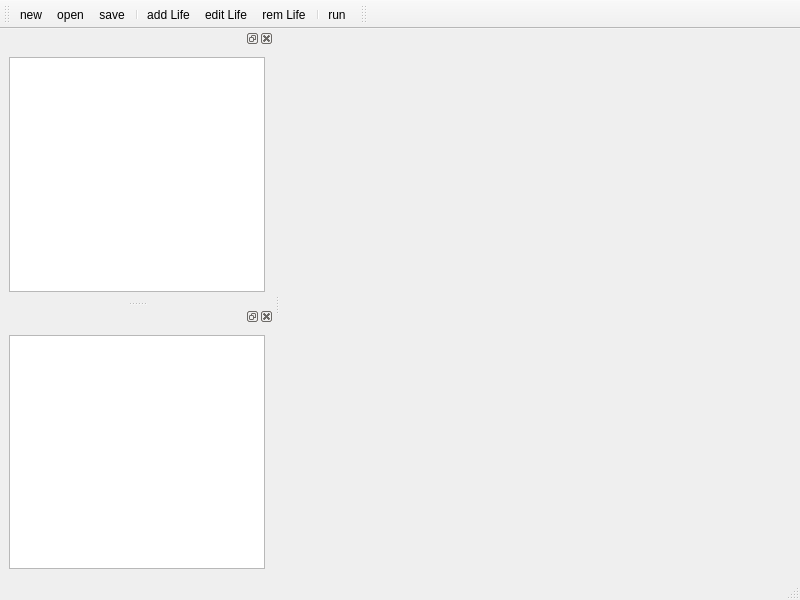
This is widget/simmainwindow.ui in dridk/estel as Qt 5 draws it before an edit. The edited form follows.
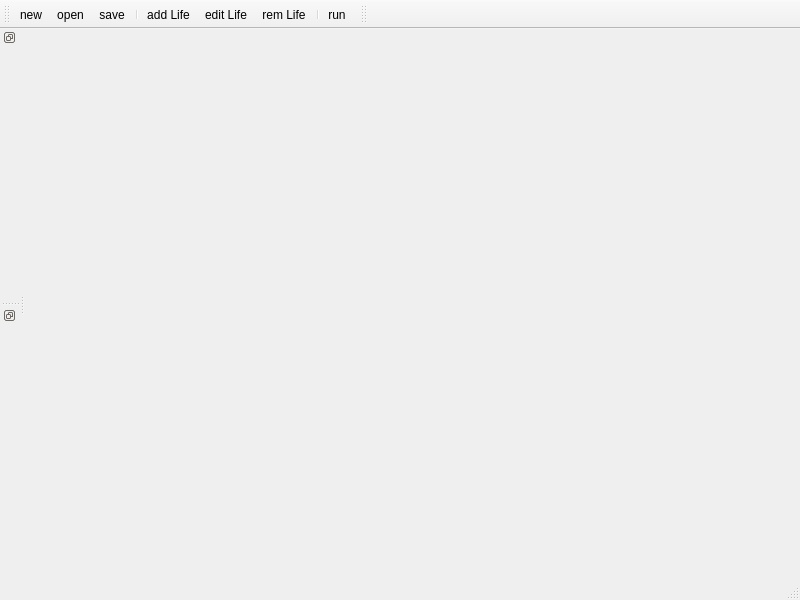
This is the edited form.

Diff of the .ui file:
```diff
--- a/widget/simmainwindow.ui
+++ b/widget/simmainwindow.ui
@@ -45,30 +45,6 @@
    <addaction name="separator"/>
    <addaction name="actionRun"/>
   </widget>
-  <widget class="QDockWidget" name="dockWidget">
-   <attribute name="dockWidgetArea">
-    <number>1</number>
-   </attribute>
-   <widget class="QWidget" name="dockWidgetContents">
-    <layout class="QVBoxLayout" name="verticalLayout">
-     <item>
-      <widget class="QListView" name="fileListView"/>
-     </item>
-    </layout>
-   </widget>
-  </widget>
-  <widget class="QDockWidget" name="dockWidget_2">
-   <attribute name="dockWidgetArea">
-    <number>1</number>
-   </attribute>
-   <widget class="QWidget" name="dockWidgetContents_2">
-    <layout class="QVBoxLayout" name="verticalLayout_2">
-     <item>
-      <widget class="QListView" name="lifeListView"/>
-     </item>
-    </layout>
-   </widget>
-  </widget>
   <widget class="QToolBar" name="toolBar2">
    <property name="windowTitle">
     <string>toolBar_2</string>
@@ -80,6 +56,24 @@
     <bool>false</bool>
    </attribute>
   </widget>
+  <widget class="QDockWidget" name="dock1">
+   <property name="features">
+    <set>QDockWidget::DockWidgetFloatable|QDockWidget::DockWidgetMovable|QDockWidget::DockWidgetVerticalTitleBar</set>
+   </property>
+   <attribute name="dockWidgetArea">
+    <number>1</number>
+   </attribute>
+   <widget class="QWidget" name="dockWidgetContents_3"/>
+  </widget>
+  <widget class="QDockWidget" name="dock2">
+   <property name="features">
+    <set>QDockWidget::DockWidgetFloatable|QDockWidget::DockWidgetMovable|QDockWidget::DockWidgetVerticalTitleBar</set>
+   </property>
+   <attribute name="dockWidgetArea">
+    <number>1</number>
+   </attribute>
+   <widget class="QWidget" name="dockWidgetContents_4"/>
+  </widget>
   <action name="actionNew">
    <property name="text">
     <string>new</string>
```
